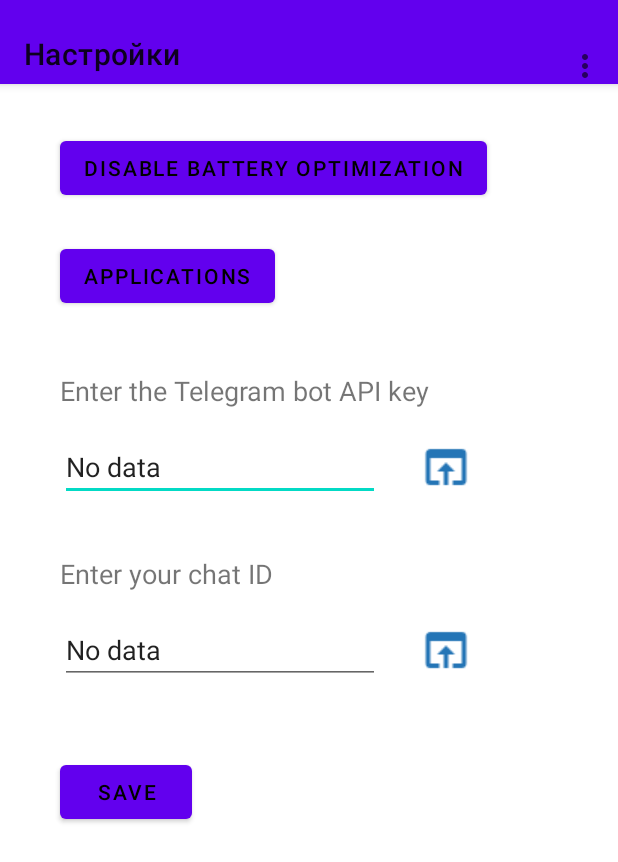
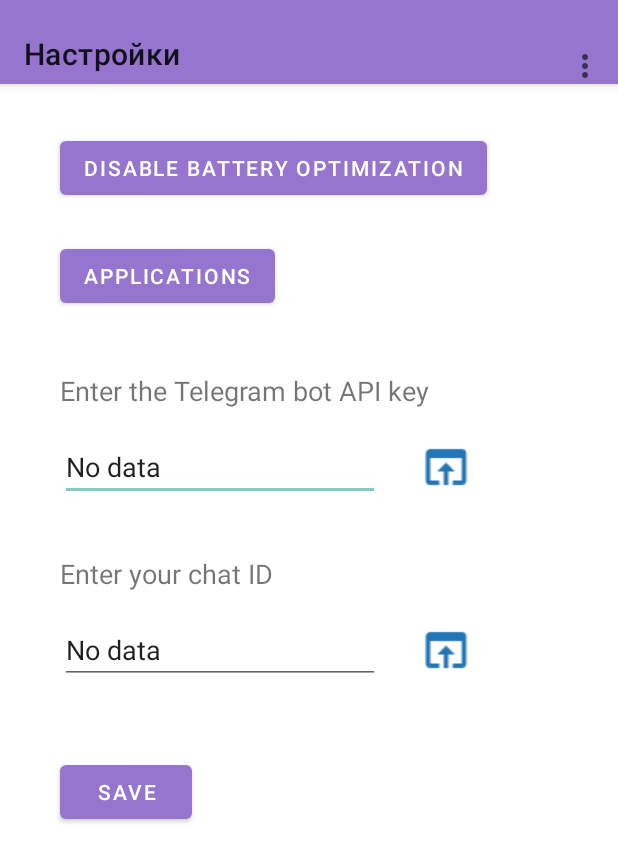
Before and after one commit to wizand0/SenderNT, an Android app: the SettingsGlobalActivity screen opened directly, with no data from a screen before it, on a phone screen of 412 x 824 dp. Shown: the top 862 px of the screen. Run offline under Robolectric (Android 15) with nearby library versions, the phone set to English and light mode, and no system bars.

Commit message:
v1.3.3: fixing colors

```diff
--- a/app/src/main/res/values-night/themes.xml
+++ b/app/src/main/res/values-night/themes.xml
@@ -2,11 +2,12 @@
     <!-- Base application theme. -->
     <style name="Base.Theme.SenderNT" parent="Theme.MaterialComponents.DayNight.NoActionBar">
         <!-- Customize your dark theme here. -->
-        <item name="colorPrimary">@color/purple_200</item>
-        <item name="colorPrimaryVariant">@color/purple_700</item>
-        <item name="colorOnPrimary">@color/white</item>
-        <item name="colorSecondary">@color/teal_200</item>
-        <item name="colorOnSecondary">@color/white</item>
+        <item name="colorPrimary">@color/purple_200</item> <!-- Более мягкий светлый фиолетовый -->
+        <item name="colorPrimaryVariant">@color/purple_700</item> <!-- Темный фиолетовый -->
+        <item name="colorOnPrimary">@color/white</item> <!-- Белый текст на фиолетовом фоне -->
+        <item name="colorSecondary">@color/teal_200</item> <!-- Мягкий бирюзовый -->
+        <item name="colorOnSecondary">@color/black</item> <!-- Черный текст на бирюзовом фоне -->
+        <item name="android:statusBarColor">@color/purple_700</item> <!-- Темный фиолетовый для статус-бара -->
     </style>
     <style name="MyToolbarStyle" parent="Widget.MaterialComponents.Toolbar">
         <item name="titleTextColor">?attr/colorOnPrimary</item>
@@ -17,19 +18,3 @@
     </style>
     <style name="Theme.SenderNT" parent="Base.Theme.SenderNT" />
 </resources>
-
-<!--<resources xmlns:tools="http://schemas.android.com/tools">-->
-<!--&lt;!&ndash;    <style name="Theme.MyApp" parent="Theme.MaterialComponents.DayNight.NoActionBar">&ndash;&gt;-->
-<!--    <style name="Base.Theme.SenderNT" parent="Theme.Material3.DayNight.NoActionBar">-->
-<!--        &lt;!&ndash; Цвета для тёмной темы &ndash;&gt;-->
-<!--        <item name="colorPrimary">@color/purple_200</item>-->
-<!--        <item name="colorPrimaryVariant">@color/purple_700</item>-->
-<!--        <item name="colorOnPrimary">@color/black</item>-->
-<!--        <item name="colorSecondary">@color/teal_200</item>-->
-<!--        <item name="colorOnSecondary">@color/white</item>-->
-<!--    </style>-->
-<!--    <style name="MyToolbarStyle" parent="Widget.MaterialComponents.Toolbar">-->
-<!--        <item name="titleTextColor">?attr/colorOnPrimary</item>-->
-<!--        <item name="subtitleTextColor">?attr/colorOnPrimary</item>-->
-<!--    </style>-->
-<!--</resources>-->
--- a/app/src/main/res/values/colors.xml
+++ b/app/src/main/res/values/colors.xml
@@ -3,11 +3,11 @@
     <color name="black">#FF000000</color>
     <color name="white">#FFFFFFFF</color>
     <color name="linkColor">#1976D2</color>
-    <!-- Фиолетовые цвета -->
-    <color name="purple_200">#BB86FC</color>
-    <color name="purple_500">#6200EE</color>
-    <color name="purple_700">#3700B3</color>
+    <!-- Более мягкие фиолетовые цвета -->
+    <color name="purple_200">#D1C4E9</color> <!-- Светлый пастельный фиолетовый -->
+    <color name="purple_500">#9575CD</color> <!-- Средний фиолетовый -->
+    <color name="purple_700">#673AB7</color> <!-- Темный, но не слишком насыщенный -->
 
     <!-- Бирюзовый цвет -->
-    <color name="teal_200">#03DAC5</color>
+    <color name="teal_200">#80CBC4</color> <!-- Более мягкий бирюзовый -->
 </resources>
--- a/app/src/main/res/values/themes.xml
+++ b/app/src/main/res/values/themes.xml
@@ -4,32 +4,17 @@
         <!-- Customize your light theme here. -->
         <item name="colorPrimary">@color/purple_500</item>
         <item name="colorPrimaryVariant">@color/purple_700</item>
-        <item name="colorOnPrimary">@color/black</item>
+        <item name="colorOnPrimary">@color/white</item> <!-- Белый текст на фиолетовом фоне -->
         <item name="colorSecondary">@color/teal_200</item>
-        <item name="colorOnSecondary">@color/black</item>
+        <item name="colorOnSecondary">@color/black</item> <!-- Черный текст на бирюзовом фоне -->
+        <item name="android:statusBarColor">@color/purple_700</item> <!-- Темный фиолетовый для статус-бара -->
     </style>
     <style name="MyToolbarStyle" parent="Widget.MaterialComponents.Toolbar">
         <item name="titleTextColor">?attr/colorOnPrimary</item>
         <item name="subtitleTextColor">?attr/colorOnPrimary</item>
     </style>
     <style name="MyPopupMenu" parent="Widget.AppCompat.PopupMenu.Overflow">
-        <item name="android:textColor">?attr/colorOnPrimary</item>
+        <item name="android:textColor">?attr/colorPrimaryVariant</item>
     </style>
     <style name="Theme.SenderNT" parent="Base.Theme.SenderNT" />
 </resources>
-
-<!--<resources xmlns:tools="http://schemas.android.com/tools">-->
-<!--<style name="Base.Theme.SenderNT" parent="Theme.Material3.DayNight.NoActionBar">-->
-<!--    &lt;!&ndash;    <style name="Base.Theme.SenderNT" parent="Theme.MaterialComponents.DayNight.NoActionBar">&ndash;&gt;-->
-<!--    &lt;!&ndash; Цвета для светлой темы &ndash;&gt;-->
-<!--    <item name="colorPrimary">@color/purple_500</item>-->
-<!--    <item name="colorPrimaryVariant">@color/purple_700</item>-->
-<!--    <item name="colorOnPrimary">@color/white</item>-->
-<!--    <item name="colorSecondary">@color/teal_200</item>-->
-<!--    <item name="colorOnSecondary">@color/black</item>-->
-<!--</style>-->
-<!--<style name="MyToolbarStyle" parent="Widget.MaterialComponents.Toolbar">-->
-<!--    <item name="titleTextColor">?attr/colorOnPrimary</item>-->
-<!--    <item name="subtitleTextColor">?attr/colorOnPrimary</item>-->
-<!--</style>-->
-<!--</resources>-->
```
